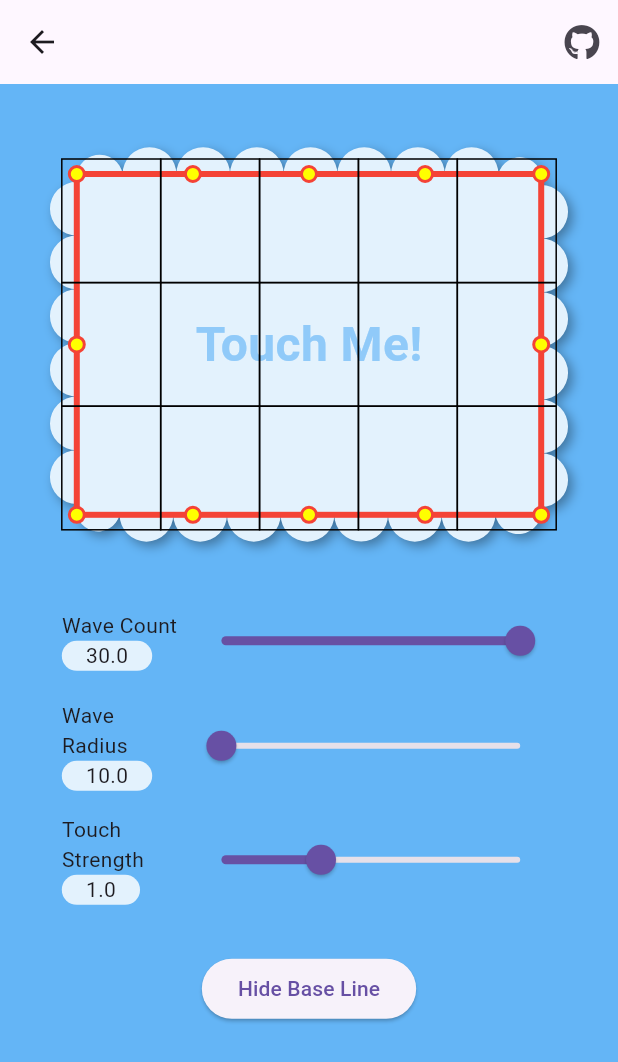
After one commit to shogoisaji/ui_playground_134, a Flutter app: the DeformCloudExample screen opened by its route, after a tap on "Show Base Line", on a phone screen of 412 x 824 dp. The commit adds this screen. Shown: the top 1062 px of the screen. Run offline on Flutter 3.47's test engine with Material 3 defaults, Android fonts, the light colour scheme and no system bars; our stand-ins replace font_awesome_flutter, go_router.

Commit message:
feat: add deform cloud

```diff
--- /dev/null
+++ b/lib/pages/deform_cloud/deform_cloud_example.dart
@@ -0,0 +1,153 @@
+import 'package:flutter/material.dart';
+import 'package:font_awesome_flutter/font_awesome_flutter.dart';
+import 'package:ui_playground_134/pages/deform_cloud/deform_cloud_widget.dart';
+import 'package:ui_playground_134/utils/github_link.dart';
+
+class DeformCloudExample extends StatefulWidget {
+  final String githubUrl;
+  const DeformCloudExample({super.key, required this.githubUrl});
+
+  @override
+  State<DeformCloudExample> createState() => _DeformCloudExampleState();
+}
+
+class _DeformCloudExampleState extends State<DeformCloudExample> {
+  bool showBaseLine = false;
+  int waveCount = 30;
+  double waveRadius = 10;
+  double touchStrength = 1;
+  @override
+  Widget build(BuildContext context) {
+    final w = MediaQuery.sizeOf(context).width;
+    final h = MediaQuery.sizeOf(context).height;
+
+    return Scaffold(
+        backgroundColor: Colors.blue.shade300,
+        appBar: AppBar(
+          actions: [
+            IconButton(
+                icon: const FaIcon(FontAwesomeIcons.github),
+                onPressed: () async {
+                  await GithubLink.openGithubLink(widget.githubUrl);
+                })
+          ],
+        ),
+        body: SingleChildScrollView(
+          child: Center(
+            child: Column(
+              mainAxisAlignment: MainAxisAlignment.spaceEvenly,
+              children: [
+                const SizedBox(height: 50),
+                DeformCloudWidget(
+                  waveCount: waveCount,
+                  color: Colors.blue.shade50,
+                  width: w * 0.8,
+                  height: h * 0.3,
+                  waveRadius: waveRadius,
+                  touchStrength: touchStrength,
+                  isShowBaseLine: showBaseLine,
+                  child: Center(
+                    child: Text(
+                      'Touch Me!',
+                      style: TextStyle(
+                        color: Colors.blue.shade200,
+                        fontSize: 32,
+                        fontWeight: FontWeight.bold,
+                      ),
+                    ),
+                  ),
+                ),
+                const SizedBox(height: 50),
+                SizedBox(
+                  width: w * 0.8,
+                  child: Column(
+                    children: [
+                      _buildAdjustSlider(
+                        'Wave Count',
+                        waveCount.toDouble(),
+                        10,
+                        30,
+                        w,
+                        (value) {
+                          setState(() {
+                            waveCount = value.toInt();
+                          });
+                        },
+                      ),
+                      const SizedBox(height: 16),
+                      _buildAdjustSlider('Wave Radius', waveRadius, 10, 30, w,
+                          (value) {
+                        setState(() {
+                          waveRadius = value;
+                        });
+                      }),
+                      const SizedBox(height: 16),
+                      _buildAdjustSlider(
+                        'Touch Strength',
+                        touchStrength,
+                        0.0,
+                        3.0,
+                        w,
+                        (value) {
+                          setState(() {
+                            touchStrength = value;
+                          });
+                        },
+                      ),
+                    ],
+                  ),
+                ),
+                const SizedBox(height: 32),
+                ElevatedButton(
+                  onPressed: () {
+                    setState(() {
+                      showBaseLine = !showBaseLine;
+                    });
+                  },
+                  child: Text(
+                    !showBaseLine ? 'Show Base Line' : 'Hide Base Line',
+                  ),
+                ),
+                const SizedBox(height: 50),
+              ],
+            ),
+          ),
+        ));
+  }
+
+  Widget _buildAdjustSlider(String label, double value, double min, double max,
+      double w, Function(double) onChanged) {
+    return Row(
+      mainAxisAlignment: MainAxisAlignment.spaceBetween,
+      children: [
+        Expanded(
+          child: Column(
+            crossAxisAlignment: CrossAxisAlignment.start,
+            children: [
+              Text(label),
+              Container(
+                padding: const EdgeInsets.symmetric(horizontal: 16),
+                decoration: BoxDecoration(
+                  color: Colors.blue.shade50,
+                  borderRadius: BorderRadius.circular(10),
+                ),
+                child: Text(value.toStringAsFixed(1)),
+              ),
+            ],
+          ),
+        ),
+        SizedBox(
+          width: w * 0.6,
+          child: Slider(
+            min: min,
+            max: max,
+            value: value,
+            onChanged: (value) {
+              onChanged(value);
+            },
+          ),
+        ),
+      ],
+    );
+  }
+}
--- /dev/null
+++ b/lib/pages/deform_cloud/deform_cloud_widget.dart
@@ -0,0 +1,472 @@
+import 'dart:math';
+import 'dart:ui';
+
+import 'package:flutter/material.dart';
+
+class DeformCloudWidget extends StatefulWidget {
+  /// [waveCount] - 波の数,
+  /// [color] - コンテナの色,
+  /// [width] - コンテナの幅,
+  /// [height] - コンテナの高さ,
+  /// [waveRadius] - 波の半径,
+  /// [touchStrength] - タッチの強さ,
+  /// [child] - 子ウィジェット,
+  /// [borderWidth] - 境界線の幅,
+  /// [borderColor] - 境界線の色（デフォルトは黒）
+  const DeformCloudWidget({
+    super.key,
+    required this.waveCount,
+    required this.color,
+    required this.width,
+    required this.height,
+    required this.waveRadius,
+    required this.touchStrength,
+    this.child,
+    this.borderWidth,
+    this.borderColor = Colors.black,
+    this.isShowBaseLine = false,
+  });
+
+  final int waveCount;
+  final Color color;
+  final double width;
+  final double height;
+  final double waveRadius;
+  final double touchStrength;
+  final Widget? child;
+  final double? borderWidth;
+  final Color borderColor;
+  final bool isShowBaseLine;
+
+  @override
+  State<DeformCloudWidget> createState() => _DeformCloudWidgetState();
+}
+
+class _DeformCloudWidgetState extends State<DeformCloudWidget>
+    with TickerProviderStateMixin {
+  /// wave animation controller and animation
+  late AnimationController _waveAnimationController;
+  late Animation _waveAnimation;
+
+  /// tap animation controller and animation
+  late AnimationController _touchAnimationController;
+  late Animation _touchAnimation;
+
+  /// wave radius add random value
+  final List<double> randomRadiusAdjustList = [];
+
+  /// touch position management numbering clockwise
+  int touchIndex = 0;
+
+  /// wave shape base point list
+  final List<Offset> basePointList = [];
+
+  /// touch move point delta list : touch to change delta
+  final touchPointDeltas = List.generate(12, (_) => const Offset(0.0, 0.0));
+
+  /// variable
+  double waveBaseRectWidth = 0.0;
+  double waveBaseRectHeight = 0.0;
+
+  void setWaveBaseRectSize() {
+    setState(() {
+      waveBaseRectWidth = widget.width - widget.waveRadius * 2;
+      waveBaseRectHeight = widget.height - widget.waveRadius * 2;
+    });
+  }
+
+  void setBasePointList() {
+    basePointList.clear();
+    basePointList.addAll([
+      const Offset(0, 0),
+      Offset(waveBaseRectWidth / 4, 0),
+      Offset(waveBaseRectWidth / 2, 0),
+      Offset(waveBaseRectWidth * 3 / 4, 0),
+      Offset(waveBaseRectWidth, 0),
+      Offset(waveBaseRectWidth, waveBaseRectHeight / 2),
+      Offset(waveBaseRectWidth, waveBaseRectHeight),
+      Offset(waveBaseRectWidth * 3 / 4, waveBaseRectHeight),
+      Offset(waveBaseRectWidth / 2, waveBaseRectHeight),
+      Offset(waveBaseRectWidth / 4, waveBaseRectHeight),
+      Offset(0, waveBaseRectHeight),
+      Offset(0, waveBaseRectHeight / 2),
+    ]);
+  }
+
+  /// set random radius adjust list
+  void setRandomList() {
+    final oneLength =
+        (waveBaseRectWidth * 2 + waveBaseRectHeight * 2) / widget.waveCount;
+    randomRadiusAdjustList.clear();
+    randomRadiusAdjustList.addAll(
+      List.generate(
+          widget.waveCount, (_) => Random().nextDouble() * oneLength / 8),
+    );
+  }
+
+  /// point touch to calculate delta
+  void setPointDelta(
+    int index,
+  ) {
+    switch (index) {
+      case 0:
+        touchPointDeltas[index] = Offset(
+                waveBaseRectWidth / 7 * _touchAnimation.value,
+                waveBaseRectHeight / 5 * _touchAnimation.value) *
+            widget.touchStrength;
+      case 1:
+        touchPointDeltas[index] = Offset(
+                waveBaseRectWidth / 15 * _touchAnimation.value,
+                waveBaseRectHeight / 5 * _touchAnimation.value) *
+            widget.touchStrength;
+      case 2:
+        touchPointDeltas[index] = Offset(0 * _touchAnimation.value as double,
+                waveBaseRectHeight / 4 * _touchAnimation.value) *
+            widget.touchStrength;
+      case 3:
+        touchPointDeltas[index] = Offset(
+                -waveBaseRectWidth / 15 * _touchAnimation.value,
+                waveBaseRectHeight / 5 * _touchAnimation.value) *
+            widget.touchStrength;
+      case 4:
+        touchPointDeltas[index] = Offset(
+                -waveBaseRectWidth / 7 * _touchAnimation.value,
+                waveBaseRectHeight / 5 * _touchAnimation.value) *
+            widget.touchStrength;
+      case 5:
+        touchPointDeltas[index] = Offset(
+                -waveBaseRectWidth / 10 * _touchAnimation.value,
+                0 * _touchAnimation.value as double) *
+            widget.touchStrength;
+      case 6:
+        touchPointDeltas[index] = Offset(
+                -waveBaseRectWidth / 7 * _touchAnimation.value,
+                -waveBaseRectHeight / 5 * _touchAnimation.value) *
+            widget.touchStrength;
+      case 7:
+        touchPointDeltas[index] = Offset(
+                -waveBaseRectWidth / 15 * _touchAnimation.value,
+                -waveBaseRectHeight / 5 * _touchAnimation.value) *
+            widget.touchStrength;
+      case 8:
+        touchPointDeltas[index] = Offset(0 * _touchAnimation.value as double,
+                -waveBaseRectHeight / 4 * _touchAnimation.value) *
+            widget.touchStrength;
+      case 9:
+        touchPointDeltas[index] = Offset(
+                waveBaseRectWidth / 15 * _touchAnimation.value,
+                -waveBaseRectHeight / 5 * _touchAnimation.value) *
+            widget.touchStrength;
+      case 10:
+        touchPointDeltas[index] = Offset(
+                waveBaseRectWidth / 7 * _touchAnimation.value,
+                -waveBaseRectHeight / 5 * _touchAnimation.value) *
+            widget.touchStrength;
+      case 11:
+        touchPointDeltas[index] = Offset(
+                waveBaseRectWidth / 10 * _touchAnimation.value,
+                0 * _touchAnimation.value as double) *
+            widget.touchStrength;
+      default:
+    }
+  }
+
+  @override
+  void initState() {
+    super.initState();
+
+    /// wave animation
+    _waveAnimationController = AnimationController(
+      vsync: this,
+      duration: const Duration(milliseconds: 3500),
+    )..repeat(reverse: true);
+    _waveAnimation = Tween<double>(begin: 0, end: 0.03).animate(CurvedAnimation(
+        parent: _waveAnimationController, curve: Curves.easeInOut));
+
+    /// touch animation
+    _touchAnimationController = AnimationController(
+      vsync: this,
+      duration: const Duration(milliseconds: 400),
+    );
+    _touchAnimation = Tween<double>(begin: 0.0, end: 1.0).animate(
+      CurvedAnimation(
+          parent: _touchAnimationController, curve: Curves.easeInOut),
+    )..addListener(() {
+        setState(() {
+          setPointDelta(touchIndex);
+        });
+      });
+
+    setWaveBaseRectSize();
+    setRandomList();
+    setBasePointList();
+  }
+
+  @override
+  void dispose() {
+    _waveAnimationController.dispose();
+    _touchAnimationController.dispose();
+    super.dispose();
+  }
+
+  @override
+  void didUpdateWidget(DeformCloudWidget oldWidget) {
+    super.didUpdateWidget(oldWidget);
+    if (widget.width != oldWidget.width || widget.height != oldWidget.height) {
+      setWaveBaseRectSize();
+      setRandomList();
+      setBasePointList();
+    }
+  }
+
+  @override
+  Widget build(BuildContext context) {
+    return RepaintBoundary(
+      child: Container(
+        color: Colors.transparent,
+        width: widget.width,
+        height: widget.height,
+        child: Stack(
+          fit: StackFit.expand,
+          children: [
+            Center(
+              child: AnimatedBuilder(
+                animation: _waveAnimation,
+                builder: (context, child) => CustomPaint(
+                  painter: CloudPainter(
+                      color: widget.color,
+                      waveBaseRectWidth: waveBaseRectWidth,
+                      waveBaseRectHeight: waveBaseRectHeight,
+                      animationValue: _waveAnimation.value,
+                      waveRadius: widget.waveRadius,
+                      waveCount: widget.waveCount,
+                      randomRadiusList: randomRadiusAdjustList,
+                      isShowBaseLine: widget.isShowBaseLine,
+                      pointDeltas: touchPointDeltas,
+                      basePointList: basePointList,
+                      borderWidth: widget.borderWidth,
+                      borderColor: widget.borderColor),
+                  size: Size(waveBaseRectWidth, waveBaseRectHeight),
+                ),
+              ),
+            ),
+            Center(
+              child: Container(
+                  width: waveBaseRectWidth,
+                  height: waveBaseRectHeight,
+                  padding:
+                      const EdgeInsets.symmetric(horizontal: 16, vertical: 8),
+                  child: widget.child),
+            ),
+            SizedBox(
+              width: double.infinity,
+              height: widget.height,
+              child: GridView.builder(
+                gridDelegate: SliverGridDelegateWithFixedCrossAxisCount(
+                  crossAxisCount: 5,
+                  childAspectRatio: widget.width / widget.height * 3 / 5,
+                  mainAxisSpacing: 0.0,
+                  crossAxisSpacing: 0.0,
+                ),
+                itemCount: 15,
+                itemBuilder: (context, index) {
+                  /// touch action object
+                  return GestureDetector(
+                    onTap: () {
+                      _touchAnimationController.reset();
+                      setState(() {
+                        if (index < 5) {
+                          touchIndex = index;
+                        } else if (index == 5) {
+                          touchIndex = 11;
+                        } else if (index == 9) {
+                          touchIndex = 5;
+                        } else {
+                          touchIndex = 10 - (1 + (index - 11));
+                        }
+
+                        _touchAnimationController.forward().then((value) {
+                          _touchAnimationController.reverse();
+                        });
+                      });
+                    },
+
+                    /// use for check
+                    child: Container(
+                      decoration: BoxDecoration(
+                        border: Border.all(
+                            strokeAlign: BorderSide.strokeAlignCenter,
+                            color: widget.isShowBaseLine
+                                ? Colors.black
+                                : Colors.transparent),
+                      ),
+                    ),
+                  );
+                },
+              ),
+            ),
+          ],
+        ),
+      ),
+    );
+  }
+}
+
+class CloudPainter extends CustomPainter {
+  CloudPainter({
+    required this.color,
+    required this.waveBaseRectWidth,
+    required this.waveBaseRectHeight,
+    required this.animationValue,
+    required this.waveRadius,
+    required this.waveCount,
+    required this.randomRadiusList,
+    required this.isShowBaseLine,
+    required this.pointDeltas,
+    required this.basePointList,
+    required this.borderWidth,
+    required this.borderColor,
+  });
+  final Color color;
+  final double waveBaseRectWidth;
+  final double waveBaseRectHeight;
+  final double animationValue;
+  final double waveRadius;
+  final int waveCount;
+  final List<double> randomRadiusList;
+  final List<Offset> pointDeltas;
+  final List<Offset> basePointList;
+  final bool isShowBaseLine;
+  final double? borderWidth;
+  final Color borderColor;
+
+  Offset? getOffset(Path path, double progress) {
+    List<PathMetric> pathMetrics = path.computeMetrics().toList();
+    if (pathMetrics.isEmpty) {
+      return null;
+    }
+    double pathLength = pathMetrics.first.length;
+    final distance = pathLength * progress;
+    final Tangent? tangent = pathMetrics.first.getTangentForOffset(distance);
+    final offset = tangent?.position;
+    if (offset == null) {
+      return null;
+    }
+    return Offset(offset.dx, offset.dy);
+  }
+
+  /// 確認用
+  void _drawPoint(Canvas canvas, List<Offset> points) {
+    final fillPaint = Paint()
+      ..color = Colors.yellowAccent
+      ..style = PaintingStyle.fill;
+    final strokePaint = Paint()
+      ..color = Colors.red
+      ..style = PaintingStyle.stroke
+      ..strokeWidth = 2;
+    for (final point in points) {
+      canvas.drawCircle(point, 5, fillPaint);
+      canvas.drawCircle(point, 5, strokePaint);
+    }
+  }
+
+  void _drawCloud(Canvas canvas, Path basePath, List<Offset> pointList) {
+    final fillPaint = Paint()
+      ..color = color
+      ..style = PaintingStyle.fill;
+
+    /// shadow
+    final shadowPaint = Paint()
+      ..color = Colors.black.withOpacity(0.35)
+      ..maskFilter = const MaskFilter.blur(BlurStyle.normal, 4);
+
+    final cloudPath = Path();
+
+    for (int i = 0; i < waveCount; i++) {
+      if (i == 0) {
+        cloudPath.moveTo(pointList[i].dx, pointList[i].dy);
+        continue;
+      }
+      cloudPath.arcToPoint(
+        Offset(pointList[i].dx, pointList[i].dy),
+        radius: Radius.circular(waveRadius - randomRadiusList[i]),
+        // largeArc: true,
+        clockwise: true,
+      );
+      if (i == waveCount - 1) {
+        cloudPath.arcToPoint(
+          Offset(pointList[0].dx, pointList[0].dy),
+          radius: Radius.circular(waveRadius - randomRadiusList[0]),
+          // largeArc: true,
+          clockwise: true,
+        );
+      }
+    }
+    cloudPath.close();
+
+    /// shadow paint
+    canvas.drawPath(cloudPath.shift(const Offset(3, 3)), shadowPaint);
+
+    /// fill paint
+    canvas.drawPath(cloudPath, fillPaint);
+
+    /// borderを描画する場合
+    if (borderWidth != null) {
+      final strokePaint = Paint()
+        ..color = borderColor
+        ..strokeWidth = borderWidth!
+        ..strokeJoin = StrokeJoin.round
+        ..style = PaintingStyle.stroke;
+
+      canvas.drawPath(cloudPath, strokePaint);
+    }
+  }
+
+  @override
+  void paint(Canvas canvas, Size size) {
+    final pointList = <Offset>[];
+
+    final adjustedBpList = List<Offset>.generate(basePointList.length, (i) {
+      return basePointList[i] + pointDeltas[i];
+    });
+
+    /// base path + animation
+    final basePath = Path();
+    for (int i = 0; i < adjustedBpList.length; i++) {
+      if (i == 0) {
+        basePath.moveTo(adjustedBpList[i].dx, adjustedBpList[i].dy);
+        continue;
+      } else {
+        basePath.lineTo(adjustedBpList[i].dx, adjustedBpList[i].dy);
+      }
+    }
+    basePath.close();
+
+    /// 動く点ををリストに追加
+    for (int i = 0; i < waveCount; i++) {
+      final progress = (i / waveCount + animationValue) % 1 -
+          randomRadiusList[i] / 500; // ランダムを加える
+
+      /// base path と progress より position(offset)を取得
+      final offset = getOffset(basePath, progress) ?? const Offset(0, 0);
+      pointList.add(offset);
+    }
+
+    _drawCloud(canvas, basePath, pointList);
+
+    /// use for check
+    if (isShowBaseLine) {
+      final basePaint = Paint()
+        ..color = Colors.red
+        ..strokeWidth = 4
+        ..style = PaintingStyle.stroke;
+      canvas.drawPath(basePath, basePaint);
+      _drawPoint(canvas, adjustedBpList);
+    }
+  }
+
+  @override
+  bool shouldRepaint(covariant CustomPainter oldDelegate) {
+    return true;
+  }
+}
--- a/lib/routes/router.dart
+++ b/lib/routes/router.dart
@@ -1,5 +1,6 @@
 import 'package:flutter/material.dart';
 import 'package:go_router/go_router.dart';
+import 'package:ui_playground_134/pages/deform_cloud/deform_cloud_example.dart';
 import 'package:ui_playground_134/pages/follow_path/follow_path_example.dart';
 import 'package:ui_playground_134/pages/particle_hole/particle_hole_expample.dart';
 
@@ -8,6 +9,15 @@ import 'package:ui_playground_134/strings.dart';
 
 // 新しいpageを追加する場合は、pagesリストにMapを追加する
 List<Map<String, dynamic>> pages = [
+  {
+    'name': 'deform_cloud',
+    'page': const DeformCloudExample(
+      githubUrl:
+          'https://github.com/shogoisaji/ui_playground_134/blob/main/lib/pages/particle_hole/particle_hole_expample.dart',
+    ),
+    'date': DateTime(2024, 6, 25),
+    'thumbnail': 'deform_cloud.gif',
+  },
   {
     'name': 'particle_hole',
     'page': const ParticleHoleExample(
```
Also changed, not shown: assets/thumbnails/deform_cloud.gif (added).
